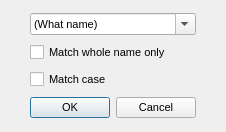
Before: the Qt Designer form lavape/src/LavaPE_UI/idd_findbynamebox.ui in berkus/lavape, drawn with Qt 5.
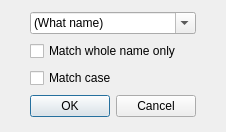
After: the same form once the commit is applied.

```diff
--- a/lavape/src/LavaPE_UI/idd_findbynamebox.ui
+++ b/lavape/src/LavaPE_UI/idd_findbynamebox.ui
@@ -12,17 +12,6 @@
     <height>132</height>
    </rect>
   </property>
-  <property name="font" >
-   <font>
-    <family>MS Shell Dlg</family>
-    <pointsize>8</pointsize>
-    <weight>50</weight>
-    <italic>false</italic>
-    <bold>false</bold>
-    <underline>false</underline>
-    <strikeout>false</strikeout>
-   </font>
-  </property>
   <property name="windowTitle" >
    <string>Find declaration by name</string>
   </property>
```
